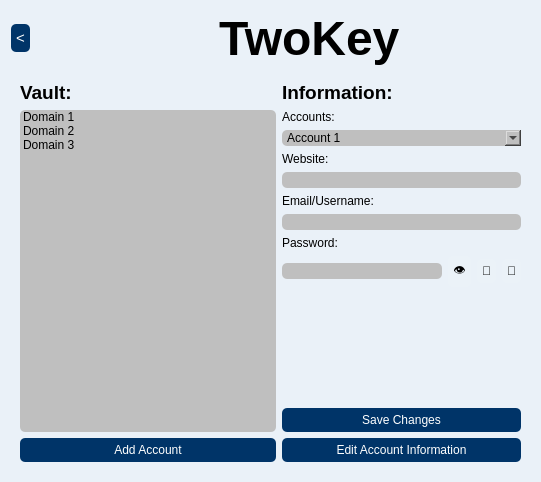
This is Desktop App/TwoKey/TwoKey/twokey.ui in Satharus/TwoKey as Qt 5 draws it before an edit. The edited form follows.
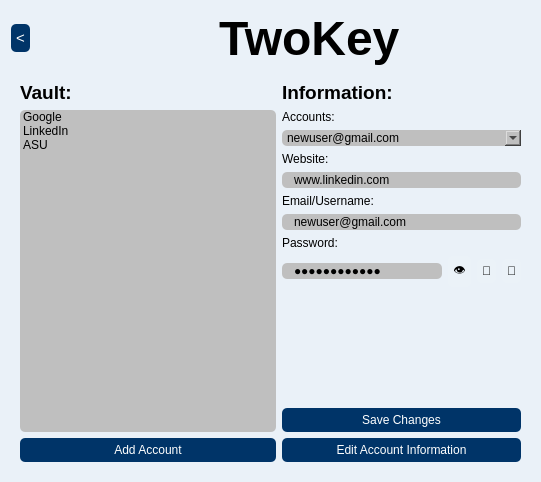
This is the edited form. The open tabs and pages were chosen to show the change. Icons and pictures are not drawn.

Commit message: Added static data for the demo

```diff
--- a/Desktop App/TwoKey/TwoKey/twokey.ui
+++ b/Desktop App/TwoKey/TwoKey/twokey.ui
@@ -782,19 +782,22 @@
 	padding-left: 0px;
 }</string>
              </property>
+             <property name="currentRow">
+              <number>-1</number>
+             </property>
              <item>
               <property name="text">
-               <string>Domain 1</string>
+               <string>Google</string>
               </property>
              </item>
              <item>
               <property name="text">
-               <string>Domain 2</string>
+               <string>LinkedIn</string>
               </property>
              </item>
              <item>
               <property name="text">
-               <string>Domain 3</string>
+               <string>ASU</string>
               </property>
              </item>
             </widget>
@@ -887,7 +890,7 @@
              </property>
              <item>
               <property name="text">
-               <string>Account 1</string>
+               <string>newuser@gmail.com</string>
               </property>
              </item>
              <item>
@@ -932,6 +935,9 @@
 }
 </string>
              </property>
+             <property name="text">
+              <string>www.linkedin.com</string>
+             </property>
              <property name="readOnly">
               <bool>true</bool>
              </property>
@@ -967,6 +973,9 @@
 }
 </string>
              </property>
+             <property name="text">
+              <string>newuser@gmail.com</string>
+             </property>
              <property name="readOnly">
               <bool>true</bool>
              </property>
@@ -1004,6 +1013,9 @@
 }
 </string>
                </property>
+               <property name="text">
+                <string>mEbab6j$sjmT</string>
+               </property>
                <property name="echoMode">
                 <enum>QLineEdit::Password</enum>
                </property>
```
Left out of the diff: 9 changed lines with no effect on the pictures. The commit also changes 2 other files.
